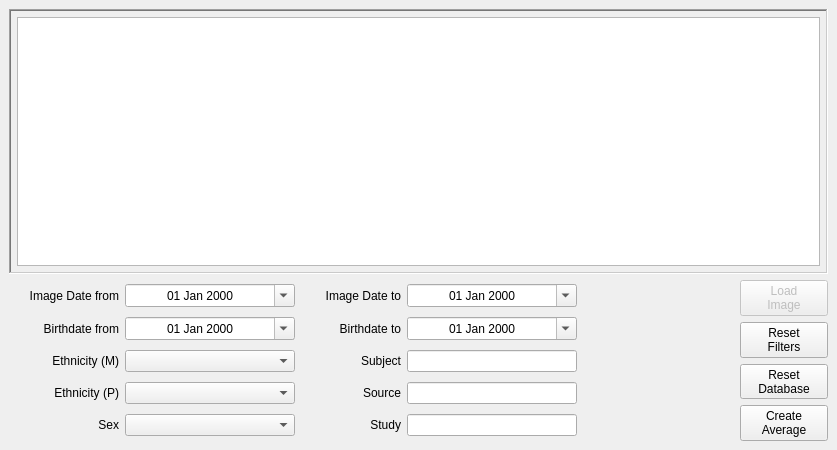
Above: forms/ImageBrowser.ui from frontiersi/Cliniface before the change. Below: the same form after it.
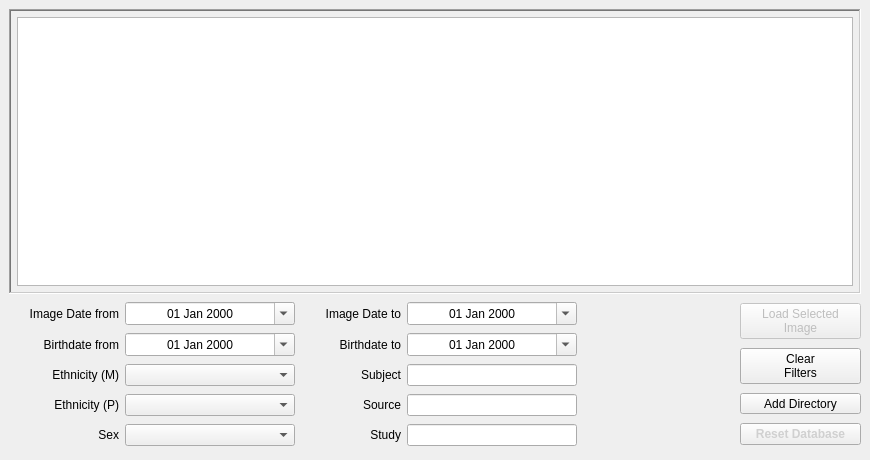
That is the form after the change. Custom widgets are drawn as their Qt base class.

Patch:
```diff
--- a/forms/ImageBrowser.ui
+++ b/forms/ImageBrowser.ui
@@ -6,8 +6,8 @@
    <rect>
     <x>0</x>
     <y>0</y>
-    <width>837</width>
-    <height>450</height>
+    <width>870</width>
+    <height>460</height>
    </rect>
   </property>
   <property name="sizePolicy">
@@ -18,13 +18,13 @@
   </property>
   <property name="minimumSize">
    <size>
-    <width>837</width>
-    <height>450</height>
+    <width>870</width>
+    <height>460</height>
    </size>
   </property>
   <property name="maximumSize">
    <size>
-    <width>837</width>
+    <width>870</width>
     <height>16777215</height>
    </size>
   </property>
@@ -72,7 +72,7 @@
      </layout>
     </item>
     <item>
-     <layout class="QHBoxLayout" name="horizontalLayout_5">
+     <layout class="QHBoxLayout" name="horizontalLayout_5" stretch="1,0,0">
       <item>
        <layout class="QVBoxLayout" name="verticalLayout_3">
         <property name="spacing">
@@ -594,7 +594,7 @@
            <bool>false</bool>
           </property>
           <property name="text">
-           <string>Load
+           <string>Load Selected
 Image</string>
           </property>
          </widget>
@@ -605,7 +605,7 @@
            <string>Clear all filters and show all 3DF images found by Cliniface.</string>
           </property>
           <property name="text">
-           <string>Reset
+           <string>Clear
 Filters</string>
           </property>
          </widget>
@@ -622,8 +622,7 @@
            <string>&lt;html&gt;&lt;head/&gt;&lt;body&gt;&lt;p&gt;Specify a new directory to be recursively searched for 3DF image files(replaces the currently set directory). Note that setting a new directory will not remove existing files from the browser.&lt;/p&gt;&lt;/body&gt;&lt;/html&gt;</string>
           </property>
           <property name="text">
-           <string>Reset
-Database</string>
+           <string>Add Directory</string>
           </property>
          </widget>
         </item>
@@ -641,12 +640,53 @@
             <height>0</height>
            </size>
           </property>
+          <property name="palette">
+           <palette>
+            <active>
+             <colorrole role="ButtonText">
+              <brush brushstyle="SolidPattern">
+               <color alpha="255">
+                <red>204</red>
+                <green>0</green>
+                <blue>0</blue>
+               </color>
+              </brush>
+             </colorrole>
+            </active>
+            <inactive>
+             <colorrole role="ButtonText">
+              <brush brushstyle="SolidPattern">
+               <color alpha="255">
+                <red>208</red>
+                <green>208</green>
+                <blue>208</blue>
+               </color>
+              </brush>
+             </colorrole>
+            </inactive>
+            <disabled>
+             <colorrole role="ButtonText">
+              <brush brushstyle="SolidPattern">
+               <color alpha="96">
+                <red>164</red>
+                <green>166</green>
+                <blue>168</blue>
+               </color>
+              </brush>
+             </colorrole>
+            </disabled>
+           </palette>
+          </property>
+          <property name="font">
+           <font>
+            <bold>true</bold>
+           </font>
+          </property>
           <property name="toolTip">
            <string>&lt;html&gt;&lt;head/&gt;&lt;body&gt;&lt;p&gt;Create and save an average anthropometric mask from the current selection of 3DF images (facial geometry only). Note that this is a lengthy process!&lt;/p&gt;&lt;/body&gt;&lt;/html&gt;</string>
           </property>
           <property name="text">
-           <string>Create
-Average</string>
+           <string>Reset Database</string>
           </property>
          </widget>
         </item>
```
Left out of the diff: 15 changed lines with no effect on the pictures.
